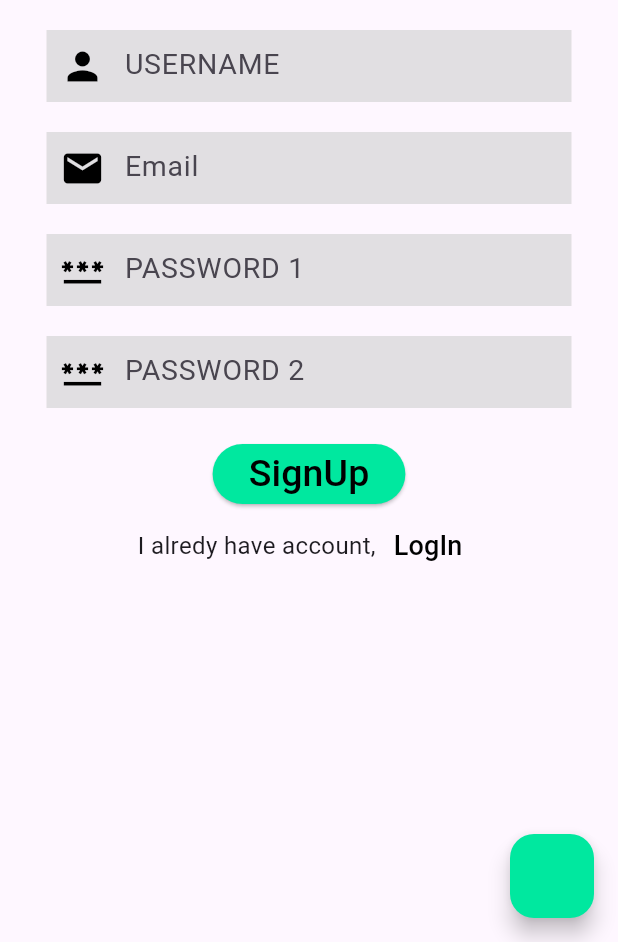
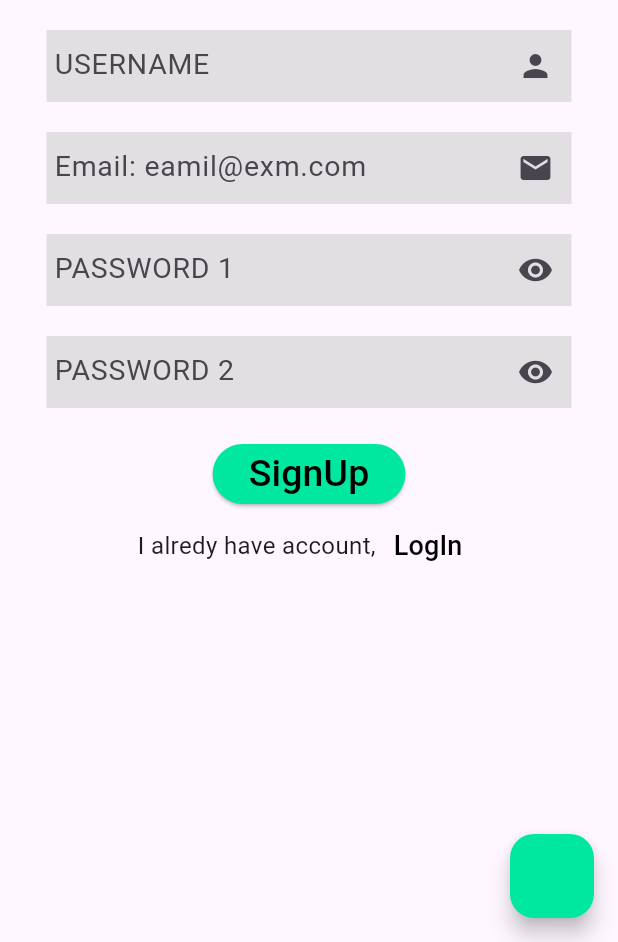
Before and after one commit to Ismailaboamra/Final-Project-SCE, a Flutter app: the screen it shows after launch, after a tap on "SignUp", on a phone screen of 412 x 824 dp, the part 294-1236 px from its top. Run offline on Flutter 3.47's test engine with Material 3 defaults, Android fonts, the phone set to English and light mode, and no system bars; our stand-ins replace email_validator, firebase_auth, firebase_core, flutter_svg; accounts and stored records are empty.

Commit message:
hide & show password Signup Page.

```diff
--- a/lib/pages/LoginPage.dart
+++ b/lib/pages/LoginPage.dart
@@ -67,7 +67,7 @@ class LoginForm extends StatelessWidget {
                       keyboardTypee: TextInputType.emailAddress,
                       hintTextt: "USERNAME",
                       obscureText: false,
-                      prefixIcon: Icons.person)),
+                        suffixIcon: IconButton(onPressed: (){}, icon: Icon(Icons.person)) )),
               SizedBox(
                 height: 20,
               ),
@@ -77,23 +77,22 @@ class LoginForm extends StatelessWidget {
                       color: Colors.white),
                   width: 300,
                   child: MyTextField(
-                      validator: (p0) {
-
-                      },
+                      validator: (p0) {},
                       autovalidateMode: AutovalidateMode.disabled,
                       myController: Password_Credential,
                       keyboardTypee: TextInputType.visiblePassword,
                       hintTextt: "Enter Your Password :",
                       obscureText: true,
-                      prefixIcon: Icons.lock)),
+                      suffixIcon: IconButton(
+                          onPressed: () {}, icon: Icon(Icons.visibility)))),
               SizedBox(
                 height: 20,
               ),
               ElevatedButton(
                 onPressed: () {},
                 style: ButtonStyle(
-                  backgroundColor:
-                      MaterialStateProperty.all(Color.fromARGB(255, 0, 232, 159)),
+                  backgroundColor: MaterialStateProperty.all(
+                      Color.fromARGB(255, 0, 232, 159)),
                 ),
                 child: Text("LogIn",
                     style: TextStyle(fontSize: 25, color: Colors.black)),
--- a/lib/pages/SignUpPage.dart
+++ b/lib/pages/SignUpPage.dart
@@ -23,6 +23,8 @@ class _SignUpState extends State<SignUp> {
   final _formKey = GlobalKey<FormState>();
 
   bool isLoading = false;
+  bool isVisable1 = true;
+  bool isVisable2 = true;
 
   // void Print_values() {
   SignUP() async {
@@ -108,9 +110,10 @@ class _SignUpState extends State<SignUp> {
                         autovalidateMode: AutovalidateMode.disabled,
                         myController: username_Controller,
                         keyboardTypee: TextInputType.name,
-                        hintTextt: "USERNAME",
+                        hintTextt: " USERNAME",
                         obscureText: false,
-                        prefixIcon: Icons.person)),
+                        suffixIcon: IconButton(
+                            onPressed: () {}, icon: Icon(Icons.person)))),
                 SizedBox(height: 20),
                 Container(
                     decoration: BoxDecoration(
@@ -129,9 +132,10 @@ class _SignUpState extends State<SignUp> {
                         autovalidateMode: AutovalidateMode.onUserInteraction,
                         myController: email_Controller,
                         keyboardTypee: TextInputType.emailAddress,
-                        hintTextt: "Email",
+                        hintTextt: " Email: eamil@exm.com",
                         obscureText: false,
-                        prefixIcon: Icons.email)),
+                        suffixIcon: IconButton(
+                            onPressed: () {}, icon: Icon(Icons.email)))),
                 SizedBox(height: 20),
                 Container(
                     decoration: BoxDecoration(
@@ -149,9 +153,15 @@ class _SignUpState extends State<SignUp> {
                         autovalidateMode: AutovalidateMode.onUserInteraction,
                         myController: password1_Controller,
                         keyboardTypee: TextInputType.visiblePassword,
-                        hintTextt: "PASSWORD 1",
-                        obscureText: true,
-                        prefixIcon: Icons.password)),
+                        hintTextt: " PASSWORD 1",
+                        obscureText: isVisable1 ? true : false,
+                        suffixIcon: IconButton(
+                            onPressed: () {
+                              setState(() {
+                                isVisable1 = !isVisable1;
+                              });
+                            },
+                            icon: Icon(Icons.visibility)))),
                 SizedBox(height: 20),
                 Container(
                     decoration: BoxDecoration(
@@ -170,9 +180,13 @@ class _SignUpState extends State<SignUp> {
                         autovalidateMode: AutovalidateMode.disabled,
                         myController: password2_Controller,
                         keyboardTypee: TextInputType.visiblePassword,
-                        hintTextt: "PASSWORD 2",
-                        obscureText: true,
-                        prefixIcon: Icons.password)),
+                        hintTextt: " PASSWORD 2",
+                        obscureText: isVisable2 ? true : false,
+                        suffixIcon: IconButton(
+                            onPressed: () {
+                              isVisable2 = !isVisable2;
+                            },
+                            icon: Icon(Icons.visibility)))),
                 SizedBox(
                   height: 20,
                 ),
--- a/lib/shared/MyTextField.dart
+++ b/lib/shared/MyTextField.dart
@@ -6,7 +6,7 @@ class MyTextField extends StatelessWidget {
   final TextInputType keyboardTypee;
   final String hintTextt;
   final bool obscureText;
-  final IconData prefixIcon;
+  final IconButton suffixIcon;
   final TextEditingController myController;
   final String? Function(String?)? validator;
   final AutovalidateMode autovalidateMode;
@@ -16,7 +16,7 @@ class MyTextField extends StatelessWidget {
     required this.keyboardTypee,
     required this.hintTextt,
     required this.obscureText,
-    required this.prefixIcon,
+    required this.suffixIcon,
     required this.myController,
     required this.validator,
     required this.autovalidateMode,
@@ -34,11 +34,8 @@ class MyTextField extends StatelessWidget {
       decoration: InputDecoration(
           focusedBorder: OutlineInputBorder(
               borderSide: BorderSide(color: Color.fromARGB(255, 0, 232, 159))),
-          prefixIcon: Icon(
-            prefixIcon,
-            size: 30,
-            color: Colors.black,
-          ),
+          suffixIcon: suffixIcon,
+
           hintText: hintTextt,
           hintStyle: TextStyle(fontSize: 19),
           border: InputBorder.none),
```
